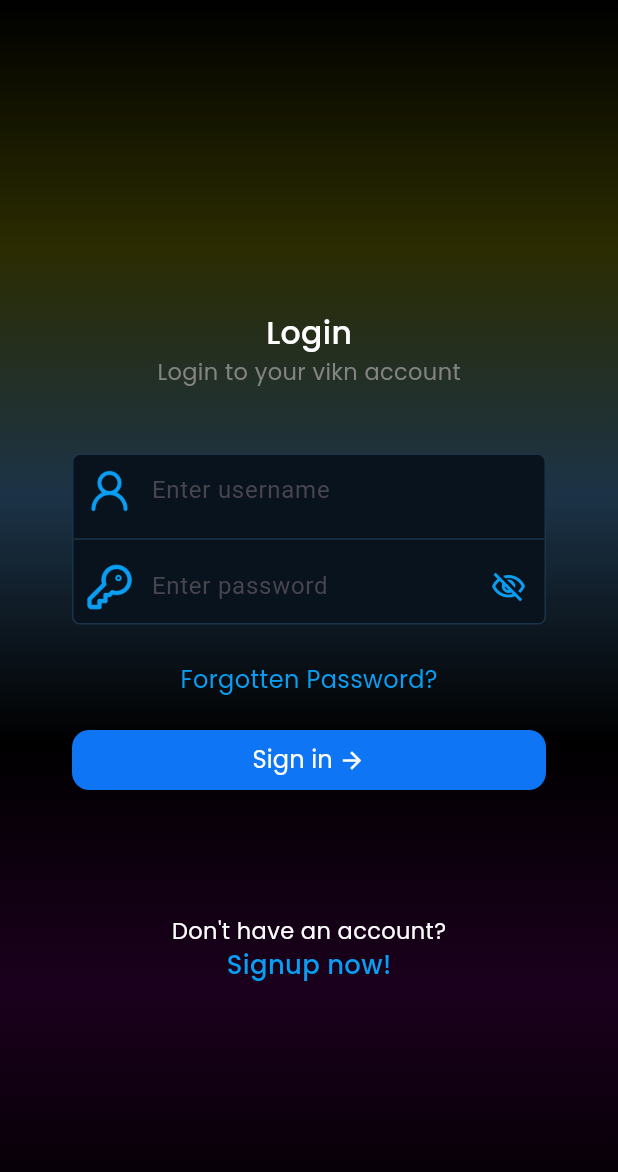
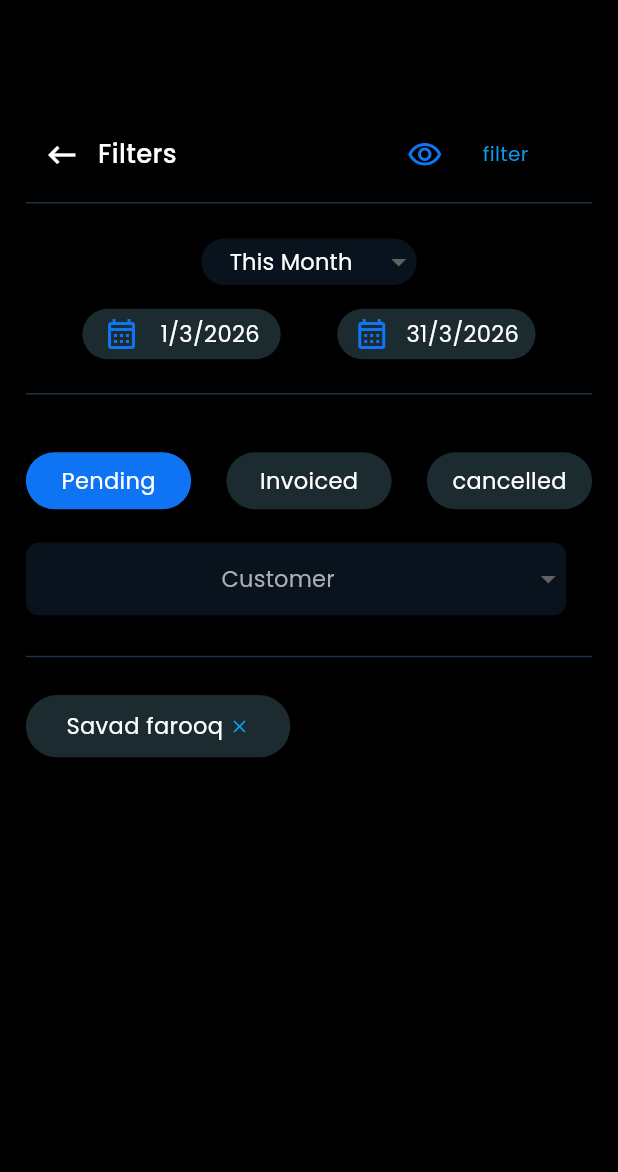
Before and after one commit to jafnafathima2004/vikn_mechine_task, a Flutter app: the screen it shows after launch, on a phone screen of 412 x 824 dp. Shown: the top 1172 px of the screen. Run offline on Flutter 3.47's test engine with Material 3 defaults, Android fonts, the phone set to English and light mode, and no system bars; our stand-ins replace flutter_screenutil, google_fonts.

Commit message:
filter ui finish

```diff
--- a/lib/core/theme/appcolors.dart
+++ b/lib/core/theme/appcolors.dart
@@ -17,6 +17,8 @@ class Appcolors {
   static const Color box=Color(0xFF000000);
   static const Color notext=Color(0xFF565656);
   static const Color condition=Color(0xFFF6F6F6);
+  static const Color pending=Color(0xFF0E74F4);
+  static const Color roletext=Color(0xFFAEAEAE);
   // gradient
   static  List<Color> primeryGradient = [
      Color(0xFF000000),
--- a/lib/main.dart
+++ b/lib/main.dart
@@ -1,5 +1,6 @@
 import 'package:flutter/material.dart';
 import 'package:flutter_screenutil/flutter_screenutil.dart';
+import 'package:vikn_mechine_task/screens/filter_screen.dart';
 import 'package:vikn_mechine_task/screens/login_screen.dart';
 import 'package:vikn_mechine_task/screens/profile_screen.dart';
 
@@ -17,7 +18,7 @@ class MyApp extends StatelessWidget {
       designSize: Size(430, 932),
       child: MaterialApp(
         debugShowCheckedModeBanner: false,
-      home: LoginScreen(),
+      home: FilterScreen(),
       ),
     );
   }
--- /dev/null
+++ b/lib/screens/filter_screen.dart
@@ -0,0 +1,225 @@
+import 'package:flutter/material.dart';
+import 'package:flutter_screenutil/flutter_screenutil.dart';
+import 'package:vikn_mechine_task/core/theme/appcolors.dart';
+import 'package:vikn_mechine_task/core/theme/apptextstyle.dart';
+
+class FilterScreen extends StatefulWidget {
+  const FilterScreen({super.key});
+
+  @override
+  State<FilterScreen> createState() => _FilterScreenState();
+}
+
+class _FilterScreenState extends State<FilterScreen> {
+  String selectedvalue = "This Month";
+  String selectedrole = "Customer";
+  DateTime starteddate = DateTime(DateTime.now().year, DateTime.now().month, 1);
+  DateTime endeddate = DateTime(DateTime.now().year,DateTime.now().month + 1,0,);
+  @override
+  Widget build(BuildContext context) {
+    return Scaffold(
+      backgroundColor: Appcolors.box,
+      body: Padding(
+        padding: EdgeInsets.all(18.w),
+        child: Column(
+          crossAxisAlignment: CrossAxisAlignment.start,
+          children: [
+            SizedBox(height: 70.h),
+            Row(
+              children: [
+                IconButton(
+                  onPressed: () {
+                    Navigator.pop(context);
+                  },
+                  icon: Icon(
+                    Icons.keyboard_backspace,
+                    color: Appcolors.text,
+                    size: 24,
+                  ),
+                ),
+                Text("Filters", style: Apptextstyle.medium()),
+                SizedBox(width: 160.w),
+                Icon(Icons.visibility_outlined, color: Appcolors.buttoncolor),
+                SizedBox(width: 30.h,),
+                Text(
+                  "filter",
+                  style: Apptextstyle.small(fontColor: Appcolors.icon),
+                ),
+              ],
+            ),
+            Divider(color: Appcolors.border),
+            SizedBox(height: 18.h,),
+            Center(
+              child: Container(
+                height: 35.h,
+                width: 150.w,
+                decoration: BoxDecoration(
+                  borderRadius: BorderRadius.circular(30.r),
+                  color: Appcolors.textform
+                ),
+                child: DropdownButtonHideUnderline(
+                  child: DropdownButton<String>(
+                    dropdownColor: Appcolors.box,
+                    value: selectedvalue,
+                    isExpanded: true,
+                    items: ["This Month", "All Month"].map((value) {
+                      return DropdownMenuItem<String>(
+                        value: value,
+                        child: Center(child: Text(value, style: Apptextstyle.small(fontSize: 15))),
+                      );
+                    }).toList(),
+                    onChanged: (String? newvalue) {
+                      setState(() {
+                        selectedvalue = newvalue!;
+                      });
+                    },
+                  ),
+                ),
+              ),
+            ),
+            SizedBox(height: 18.h,),
+            Center(
+              child: Row(
+                mainAxisAlignment: MainAxisAlignment.spaceEvenly,
+                children: [
+                  Container(
+                    height: 38.h,
+                    width: 138.w,
+                    decoration: BoxDecoration(
+                      color: Appcolors.container,
+                      borderRadius: BorderRadius.circular(30.r),
+                    ),
+                    child: Row(
+                      crossAxisAlignment: CrossAxisAlignment.start,
+                      mainAxisAlignment: MainAxisAlignment.spaceEvenly,
+                      children:[
+                        Center(child: Icon(Icons.calendar_month_outlined,color: Appcolors.buttoncolor,)) ,
+                        Center(
+                          child: Text(
+                          "${starteddate.day}/${starteddate.month}/${starteddate.year}",
+                          style: Apptextstyle.small(fontSize: 15),
+                                                ),
+                        ),]
+                    ),
+                  ),
+                  Container(
+                    height: 38.h,
+                    width: 138.w,
+                    decoration: BoxDecoration(
+                      color: Appcolors.container,
+                      borderRadius: BorderRadius.circular(30.r),
+                    ),
+                    child: Row(
+                      crossAxisAlignment: CrossAxisAlignment.start,
+                      mainAxisAlignment: MainAxisAlignment.spaceEvenly,
+                      children:[
+                        Center(child: Icon(Icons.calendar_month_outlined,color: Appcolors.buttoncolor,)) ,
+                        Center(
+                          child: Text(
+                          "${endeddate.day}/${endeddate.month}/${endeddate.year}",
+                          style: Apptextstyle.small(fontSize: 15),
+                                                ),
+                        ),]
+                    ),
+                  ),
+                ],
+              ),
+            ),
+            SizedBox(height: 17.h,),
+            Divider(color: Appcolors.border),
+            SizedBox(height: 35.h,),
+            Row(
+              crossAxisAlignment: CrossAxisAlignment.center,
+              mainAxisAlignment: MainAxisAlignment.spaceBetween,
+              children: [
+                Container(
+                  height: 43.h,
+                  width: 115.w,
+                  decoration: BoxDecoration(
+                    color: Appcolors.pending,
+                    borderRadius: BorderRadius.circular(30.r),
+                  ),
+                  child: Center(child: Text("Pending", style: Apptextstyle.small(fontSize: 15))),
+                ),
+                Container(
+                  height: 43.h,
+                  width: 115.w,
+                  decoration: BoxDecoration(
+                    color: Appcolors.container,
+                    borderRadius: BorderRadius.circular(30.r),
+                  ),
+                  child: Center(
+                    child: Text(
+                      "Invoiced",
+                      style: Apptextstyle.small(fontSize: 15),
+                    ),
+                  ),
+                ),
+                Container(
+                  height: 43.h,
+                  width: 115.w,
+                  decoration: BoxDecoration(
+                    color: Appcolors.container,
+                    borderRadius: BorderRadius.circular(30.r),
+                  ),
+                  child: Center(
+                    child: Text(
+                      "cancelled",
+                      style: Apptextstyle.small(fontSize: 15),
+                    ),
+                  ),
+                ),
+              ],
+            ),
+            SizedBox(height: 25.h),
+            Container(
+              height: 55.h,
+              width: 376.w,
+              decoration: BoxDecoration(
+                borderRadius: BorderRadius.circular(10.r),
+                color: Appcolors.textform
+              ),
+              child: DropdownButtonHideUnderline(
+                child: DropdownButton<String>(
+                  dropdownColor: Appcolors.box,
+                  value: selectedrole,
+                  isExpanded: true,
+                  items: ["Customer", "Admin"].map((value) {
+                    return DropdownMenuItem(
+                      value: value,
+                      child: Center(child: Text(value, style: Apptextstyle.small(fontSize: 15,fontColor: Appcolors.roletext))),
+                    );
+                  }).toList(),
+                  onChanged: (String? newvalue) {
+                    setState(() {
+                      selectedrole = newvalue!;
+                    });
+                  },
+                ),
+              ),
+            ),
+            SizedBox(height: 22.h,),
+            Divider(color: Appcolors.border),
+            SizedBox(height: 20.h),
+            Container(
+              height: 47.h,
+              width: 184.w,
+              decoration: BoxDecoration(
+                color: Appcolors.container,
+                borderRadius: BorderRadius.circular(30.r),
+              ),
+              child: Row(
+                mainAxisAlignment: MainAxisAlignment.center,
+                children: [
+                  Text("Savad farooq", style: Apptextstyle.small(fontSize: 15)),
+                  SizedBox(width: 4.w,),
+                  Icon(Icons.close, color: Appcolors.icon,size: 14,),
+                ],
+              ),
+            ),
+          ],
+        ),
+      ),
+    );
+  }
+}
```
